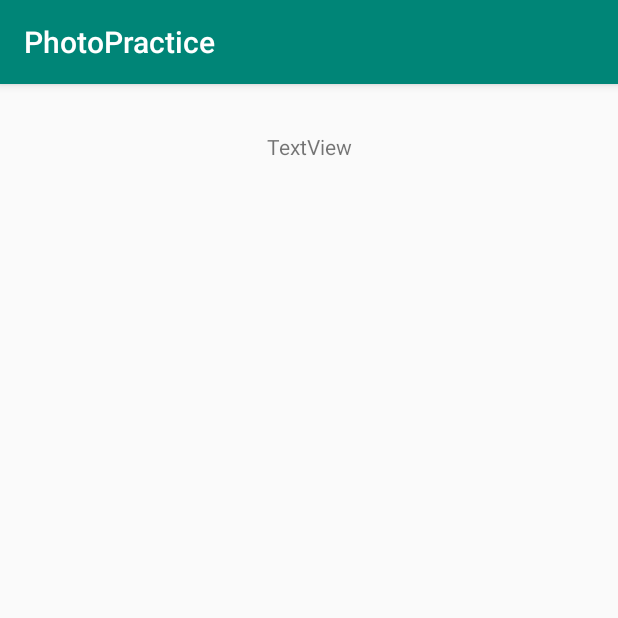
After one commit to musyu36/PhotoTree, an Android app: the PhotoEditActivity screen opened directly, with no data from a screen before it, on a phone screen of 412 x 824 dp, the top half of it. The commit adds this screen. Run offline under Robolectric (Android 15) with nearby library versions, the phone set to English and light mode, and no system bars.

Commit message:
詳細表示画面を追加

```diff
--- a/app/src/main/AndroidManifest.xml
+++ b/app/src/main/AndroidManifest.xml
@@ -9,7 +9,8 @@
         android:roundIcon="@mipmap/ic_launcher_round"
         android:supportsRtl="true"
         android:theme="@style/AppTheme">
-        <activity android:name=".AddFolderActivity"></activity>
+        <activity android:name=".PhotoEditActivity"></activity>
+        <activity android:name=".AddFolderActivity" />
         <activity
             android:name=".MainActivity"
             android:label="@string/app_name"
--- /dev/null
+++ b/app/src/main/java/com/example/photopractice/PhotoEditActivity.kt
@@ -0,0 +1,29 @@
+package com.example.photopractice
+
+import androidx.appcompat.app.AppCompatActivity
+import android.os.Bundle
+import android.util.Log
+import kotlinx.android.synthetic.main.activity_photo_edit.*
+
+class PhotoEditActivity : AppCompatActivity() {
+
+    private val dbHandler = DBHandler(this, null, null, 1)
+
+    override fun onCreate(savedInstanceState: Bundle?) {
+        super.onCreate(savedInstanceState)
+        setContentView(R.layout.activity_photo_edit)
+
+        Log.v("###" , "before folderId")
+        val folderId = intent?.getIntExtra("folderId", -1)
+        Log.v("###" , "after folderId")
+        if(folderId != -1){
+            if(folderId != null){
+                Log.v("###" , "before getFolder")
+                val folder = dbHandler.getFolder(this, folderId)
+                Log.v("###" , "after getFolder")
+                textFolderName.setText(folder.folderName)
+                Log.v("###" , "after setText to textFolderName")
+            }
+        }
+    }
+}
--- /dev/null
+++ b/app/src/main/res/layout/activity_photo_edit.xml
@@ -0,0 +1,18 @@
+<?xml version="1.0" encoding="utf-8"?>
+<androidx.constraintlayout.widget.ConstraintLayout xmlns:android="http://schemas.android.com/apk/res/android"
+    xmlns:app="http://schemas.android.com/apk/res-auto"
+    xmlns:tools="http://schemas.android.com/tools"
+    android:layout_width="match_parent"
+    android:layout_height="match_parent"
+    tools:context=".PhotoEditActivity">
+
+    <TextView
+        android:id="@+id/textFolderName"
+        android:layout_width="wrap_content"
+        android:layout_height="wrap_content"
+        android:layout_marginTop="32dp"
+        android:text="@string/textview"
+        app:layout_constraintEnd_toEndOf="parent"
+        app:layout_constraintStart_toStartOf="parent"
+        app:layout_constraintTop_toTopOf="parent" />
+</androidx.constraintlayout.widget.ConstraintLayout>
--- a/app/src/main/res/values/strings.xml
+++ b/app/src/main/res/values/strings.xml
@@ -5,4 +5,5 @@
     <string name="title">タイトル</string>
     <string name="save">保存</string>
     <string name="cancel">キャンセル</string>
+    <string name="textview">TextView</string>
 </resources>
```
Also changed, not shown: app/src/main/java/com/example/photopractice/Adapters.kt (+25 -1 lines), app/src/main/java/com/example/photopractice/DBHandler.kt (+35 -0 lines), app/src/main/java/com/example/photopractice/MainActivity.kt (+12 -1 lines).
